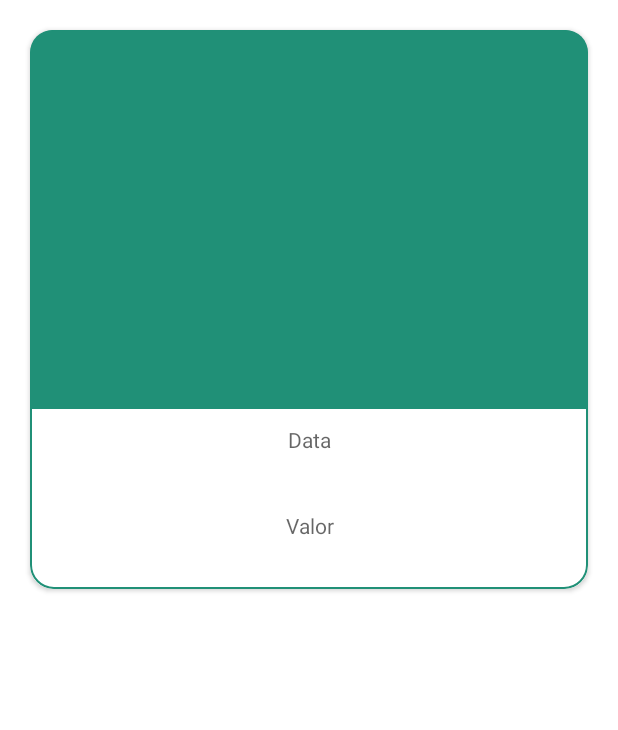
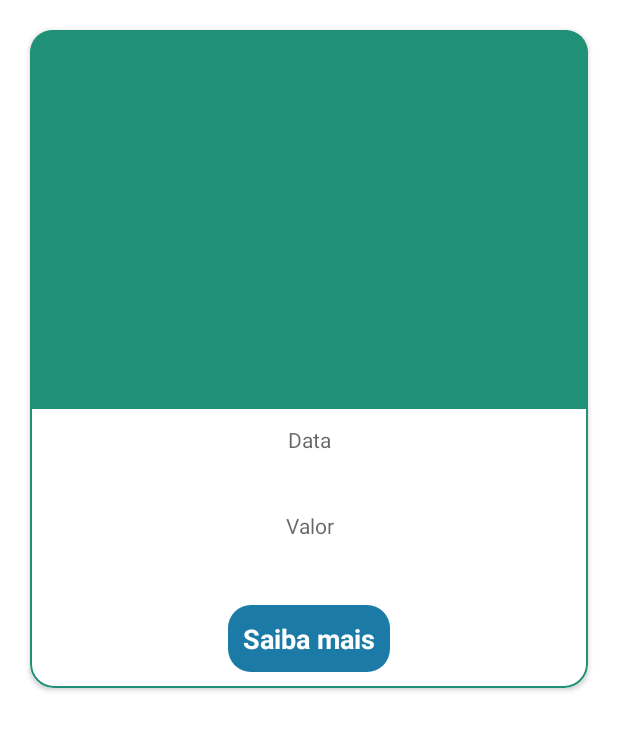
Before and after one commit to Ortega-Neto/DesafioTecnicoCompassoUol, an Android app: the layout recyclerview_eventos.xml on its own in the app's theme, with its tools: preview values and no code run, on a phone screen of 412 x 824 dp. Shown: the top 730 px of the screen. Run offline under Robolectric (Android 15) with nearby library versions, the phone set to English and light mode, and no system bars.

Commit message:
23/05 Melhoria no layout da listagem dos eventos

```diff
--- a/app/src/main/res/layout/recyclerview_eventos.xml
+++ b/app/src/main/res/layout/recyclerview_eventos.xml
@@ -92,24 +92,29 @@
                     android:textSize="14sp"
                     android:layout_margin="5dp"/>
 
-                <LinearLayout
-                    android:layout_width="match_parent"
-                    android:layout_height="wrap_content"
-                    android:orientation="horizontal"
-                    android:gravity="center">
-
                 <TextView
                     android:id="@+id/textViewValorDoEVento"
                     android:layout_width="match_parent"
                     android:layout_height="wrap_content"
-                        android:layout_marginEnd="5dp"
-                        android:layout_weight="1"
+                    android:layout_margin="5dp"
                     android:textColor="@color/preto"
                     android:text="@{evento.precoformatado()}"
                     android:textSize="16sp"
                     android:textStyle="bold"
                     android:gravity="center"/>
-                </LinearLayout>
+
+                <TextView
+                    android:layout_width="wrap_content"
+                    android:layout_height="wrap_content"
+                    android:layout_margin="5dp"
+                    android:backgroundTint="@color/corPrincipalVariante"
+                    android:background="@drawable/botao_redondo"
+                    android:textColor="@color/branco"
+                    android:text="@string/saiba_mais"
+                    android:textSize="18sp"
+                    android:textStyle="bold"
+                    android:gravity="center"
+                    android:padding="10dp"/>
             </LinearLayout>
 
         </LinearLayout>
--- a/app/src/main/res/values/strings.xml
+++ b/app/src/main/res/values/strings.xml
@@ -17,4 +17,5 @@
     <string name="dinheiro">R$</string>
     <string name="valor">Valor</string>
     <string name="buscar_eventos">Buscar Eventos</string>
+    <string name="saiba_mais">Saiba mais</string>
 </resources>
```
Lines whose indentation alone changed are shown as unchanged.
